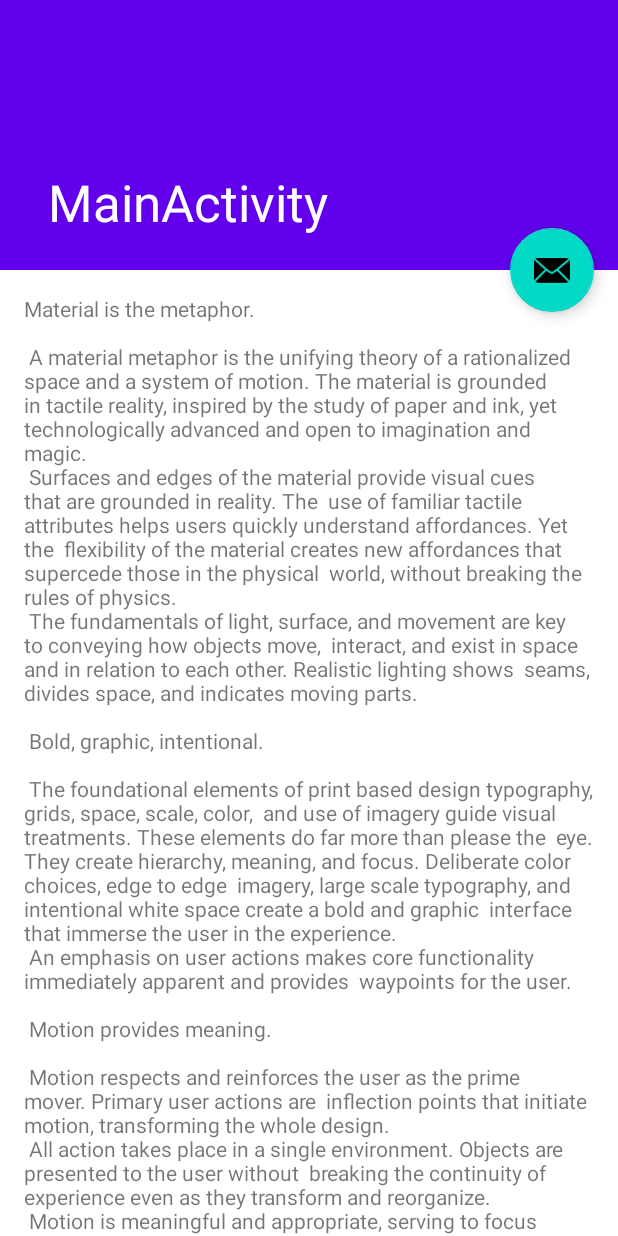
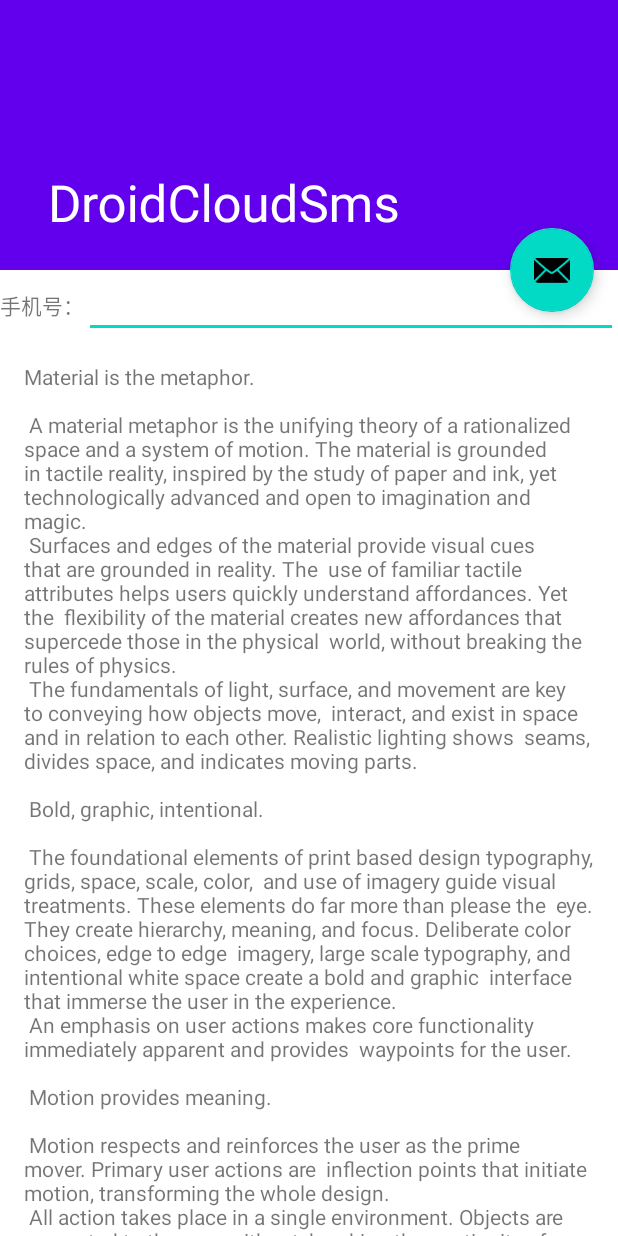
Before and after one commit to xfl12345/DroidCloudSms, an Android app: the screen it shows after launch (MainActivity), after a tap on an icon or button, on a phone screen of 412 x 824 dp. Run offline under Robolectric (Android 15) with nearby library versions, the phone set to English and light mode, and no system bars; libraries missing offline, so code that uses them is left out: rikka.shizuku; 2 statements that could not run were skipped.

Commit message:
snapshot_2

```diff
--- a/app/src/main/AndroidManifest.xml
+++ b/app/src/main/AndroidManifest.xml
@@ -28,9 +28,8 @@
             android:permission="android.permission.INTERACT_ACROSS_USERS_FULL" />
 
         <activity
-            android:name=".MainActivity"
+            android:name=".ui.MainActivity"
             android:exported="true"
-            android:label="@string/title_activity_main"
             android:theme="@style/Theme.DroidCloudSms.NoActionBar">
             <intent-filter>
                 <action android:name="android.intent.action.MAIN" />
--- a/app/src/main/java/cc/xfl12345/android/droidcloudsms/HiddenApiBypassProxy.java
+++ b/app/src/main/java/cc/xfl12345/android/droidcloudsms/model/HiddenApiBypassProxy.java
@@ -1,4 +1,4 @@
-package cc.xfl12345.android.droidcloudsms;
+package cc.xfl12345.android.droidcloudsms.model;
 
 import android.annotation.SuppressLint;
 import android.os.Build;
--- a/app/src/main/java/cc/xfl12345/android/droidcloudsms/ISms.java
+++ b/app/src/main/java/cc/xfl12345/android/droidcloudsms/model/ISms.java
@@ -1,4 +1,4 @@
-package cc.xfl12345.android.droidcloudsms;
+package cc.xfl12345.android.droidcloudsms.model;
 
 import android.app.PendingIntent;
 import android.os.RemoteException;
--- a/app/src/main/java/cc/xfl12345/android/droidcloudsms/MyShizukuContext.java
+++ b/app/src/main/java/cc/xfl12345/android/droidcloudsms/model/MyShizukuContext.java
@@ -1,4 +1,4 @@
-package cc.xfl12345.android.droidcloudsms;
+package cc.xfl12345.android.droidcloudsms.model;
 
 import android.annotation.SuppressLint;
 import android.content.Context;
@@ -39,7 +39,7 @@ public class MyShizukuContext implements
         this.context = context;
     }
 
-    public void initService() {
+    public void testSendSms(SmsContent smsContent) {
         Method mPackageManagerGetPackagesForUid;
         Object iPmInstance;
 
@@ -61,7 +61,7 @@ public class MyShizukuContext implements
 
 
             SmsSender smsSender = new SmsSender(context);
-            smsSender.sendMessage("测试", "10001", 1);
+            smsSender.sendMessage(smsContent.getContent(), smsContent.getPhoneNumber(), 1);
 
         } catch (Exception e) {
             Log.e(TAG, e.toString());
--- a/app/src/main/java/cc/xfl12345/android/droidcloudsms/MySmsManager.java
+++ b/app/src/main/java/cc/xfl12345/android/droidcloudsms/model/MySmsManager.java
@@ -1,4 +1,4 @@
-package cc.xfl12345.android.droidcloudsms;
+package cc.xfl12345.android.droidcloudsms.model;
 
 import static android.telephony.SmsManager.RESULT_NO_DEFAULT_SMS_APP;
 
--- /dev/null
+++ b/app/src/main/java/cc/xfl12345/android/droidcloudsms/model/SmsContent.java
@@ -0,0 +1,23 @@
+package cc.xfl12345.android.droidcloudsms.model;
+
+public class SmsContent {
+    private String phoneNumber;
+
+    private String content;
+
+    public String getPhoneNumber() {
+        return phoneNumber;
+    }
+
+    public void setPhoneNumber(String phoneNumber) {
+        this.phoneNumber = phoneNumber;
+    }
+
+    public String getContent() {
+        return content;
+    }
+
+    public void setContent(String content) {
+        this.content = content;
+    }
+}
--- a/app/src/main/java/cc/xfl12345/android/droidcloudsms/SmsSender.java
+++ b/app/src/main/java/cc/xfl12345/android/droidcloudsms/model/SmsSender.java
@@ -1,4 +1,4 @@
-package cc.xfl12345.android.droidcloudsms;
+package cc.xfl12345.android.droidcloudsms.model;
 
 import android.app.Activity;
 import android.app.PendingIntent;
--- a/app/src/main/java/cc/xfl12345/android/droidcloudsms/SynchronizeLock.java
+++ b/app/src/main/java/cc/xfl12345/android/droidcloudsms/model/SynchronizeLock.java
@@ -1,4 +1,4 @@
-package cc.xfl12345.android.droidcloudsms;
+package cc.xfl12345.android.droidcloudsms.model;
 
 public class SynchronizeLock {
     protected volatile Boolean locked = Boolean.FALSE;
--- a/app/src/main/java/cc/xfl12345/android/droidcloudsms/SystemServiceBinderHelper.java
+++ b/app/src/main/java/cc/xfl12345/android/droidcloudsms/model/SystemServiceBinderHelper.java
@@ -1,4 +1,4 @@
-package cc.xfl12345.android.droidcloudsms;
+package cc.xfl12345.android.droidcloudsms.model;
 
 import android.os.IBinder;
 import android.os.RemoteException;
--- a/app/src/main/java/cc/xfl12345/android/droidcloudsms/MainActivity.java
+++ b/app/src/main/java/cc/xfl12345/android/droidcloudsms/ui/MainActivity.java
@@ -1,20 +1,21 @@
-package cc.xfl12345.android.droidcloudsms;
+package cc.xfl12345.android.droidcloudsms.ui;
 
 import android.os.Bundle;
 
 import com.google.android.material.appbar.CollapsingToolbarLayout;
 import com.google.android.material.floatingactionbutton.FloatingActionButton;
-import com.google.android.material.snackbar.Snackbar;
 
 import androidx.appcompat.app.AppCompatActivity;
 import androidx.appcompat.widget.Toolbar;
 
 import android.util.Log;
 import android.view.View;
+import android.widget.EditText;
 
-import java.util.List;
-
+import cc.xfl12345.android.droidcloudsms.R;
+import cc.xfl12345.android.droidcloudsms.model.MyShizukuContext;
 import cc.xfl12345.android.droidcloudsms.databinding.ActivityMainBinding;
+import cc.xfl12345.android.droidcloudsms.model.SmsContent;
 import rikka.shizuku.Shizuku;
 
 public class MainActivity extends AppCompatActivity {
@@ -45,12 +46,21 @@ public class MainActivity extends AppCompatActivity {
         fab.setOnClickListener(new View.OnClickListener() {
             @Override
             public void onClick(View view) {
+                String phoneNumber = getStrFromEditTextById(R.id.edit_text_phone_number);
+                if (phoneNumber == null || phoneNumber.equals("")) {
+                    phoneNumber = "10086";
+                }
+
+                SmsContent smsContent = new SmsContent();
+                smsContent.setContent("测试");
+                smsContent.setPhoneNumber(phoneNumber);
+
                 if (myShizukuContext.requirePermission()) {
                     for (int i = 0; i < 10; i++) {
                         Log.i("cc.xfl12345.android.xposed.mysmssender", "Current UID=" + Shizuku.getUid());
                     }
 
-                    myShizukuContext.initService();
+                    myShizukuContext.testSendSms(smsContent);
                 }
 
             }
@@ -62,4 +72,11 @@ public class MainActivity extends AppCompatActivity {
     protected void onDestroy() {
         super.onDestroy();
     }
+
+
+
+    public String getStrFromEditTextById(int id){
+        return ((EditText) binding.getRoot().findViewById(id))
+            .getText().toString();
+    }
 }
--- a/app/src/main/res/layout-w1240dp/content_scrolling.xml
+++ b/app/src/main/res/layout-w1240dp/content_scrolling.xml
@@ -5,7 +5,7 @@
     android:layout_width="match_parent"
     android:layout_height="match_parent"
     app:layout_behavior="@string/appbar_scrolling_view_behavior"
-    tools:context=".MainActivity"
+    tools:context=".ui.MainActivity"
     tools:showIn="@layout/activity_main">
 
     <TextView
--- a/app/src/main/res/layout-w936dp/content_scrolling.xml
+++ b/app/src/main/res/layout-w936dp/content_scrolling.xml
@@ -5,7 +5,7 @@
     android:layout_width="match_parent"
     android:layout_height="match_parent"
     app:layout_behavior="@string/appbar_scrolling_view_behavior"
-    tools:context=".MainActivity"
+    tools:context=".ui.MainActivity"
     tools:showIn="@layout/activity_main">
 
     <androidx.core.widget.NestedScrollView
--- a/app/src/main/res/layout/activity_main.xml
+++ b/app/src/main/res/layout/activity_main.xml
@@ -5,7 +5,7 @@
     android:layout_width="match_parent"
     android:layout_height="match_parent"
     android:fitsSystemWindows="true"
-    tools:context=".MainActivity">
+    tools:context=".ui.MainActivity">
 
     <com.google.android.material.appbar.AppBarLayout
         android:id="@+id/app_bar"
--- a/app/src/main/res/layout/content_scrolling.xml
+++ b/app/src/main/res/layout/content_scrolling.xml
@@ -5,13 +5,39 @@
     android:layout_width="match_parent"
     android:layout_height="match_parent"
     app:layout_behavior="@string/appbar_scrolling_view_behavior"
-    tools:context=".MainActivity"
+    tools:context=".ui.MainActivity"
     tools:showIn="@layout/activity_main">
 
-    <TextView
-        android:layout_width="wrap_content"
+    <LinearLayout
+        android:layout_width="match_parent"
         android:layout_height="wrap_content"
-        android:layout_margin="@dimen/text_margin"
-        android:text="@string/large_text" />
+        android:orientation="vertical">
+        <LinearLayout
+            android:layout_width="match_parent"
+            android:layout_height="wrap_content"
+            android:orientation="horizontal">
+            <TextView
+                android:layout_width="wrap_content"
+                android:layout_height="wrap_content"
+                android:text="手机号：">
+            </TextView>
+            <EditText
+                android:id="@+id/edit_text_phone_number"
+                android:maxLength="30"
+                android:layout_width="fill_parent"
+                android:layout_height="wrap_content"
+                android:digits="@string/input_limit_only_char_and_num"
+                android:importantForAutofill="no"
+                android:inputType="phone"
+                tools:ignore="LabelFor">
+            </EditText>
+        </LinearLayout>
+        <TextView
+            android:layout_width="wrap_content"
+            android:layout_height="wrap_content"
+            android:layout_margin="@dimen/text_margin"
+            android:text="@string/large_text" />
+    </LinearLayout>
+
 
 </androidx.core.widget.NestedScrollView>
--- a/app/src/main/res/menu/menu_main.xml
+++ b/app/src/main/res/menu/menu_main.xml
@@ -1,7 +1,7 @@
 <menu xmlns:android="http://schemas.android.com/apk/res/android"
     xmlns:app="http://schemas.android.com/apk/res-auto"
     xmlns:tools="http://schemas.android.com/tools"
-    tools:context="cc.xfl12345.android.droidcloudsms.MainActivity">
+    tools:context="cc.xfl12345.android.droidcloudsms.ui.MainActivity">
     <item
         android:id="@+id/action_settings"
         android:orderInCategory="100"
--- a/app/src/main/res/values/strings.xml
+++ b/app/src/main/res/values/strings.xml
@@ -91,4 +91,8 @@
         "when a user tries to pick up one of cards.\n\n"
     </string>
     <string name="action_settings">Settings</string>
+
+    <string name="input_limit_only_char_and_num">1234567890qwertyuiopasdfghjklzxcvbnmQWERTYUIOPASDFGHJKLZXCVBNM</string>
+    <string name="input_limit_only_num">1234567890</string>
+
 </resources>
```
Also changed, not shown: 1 other file.
